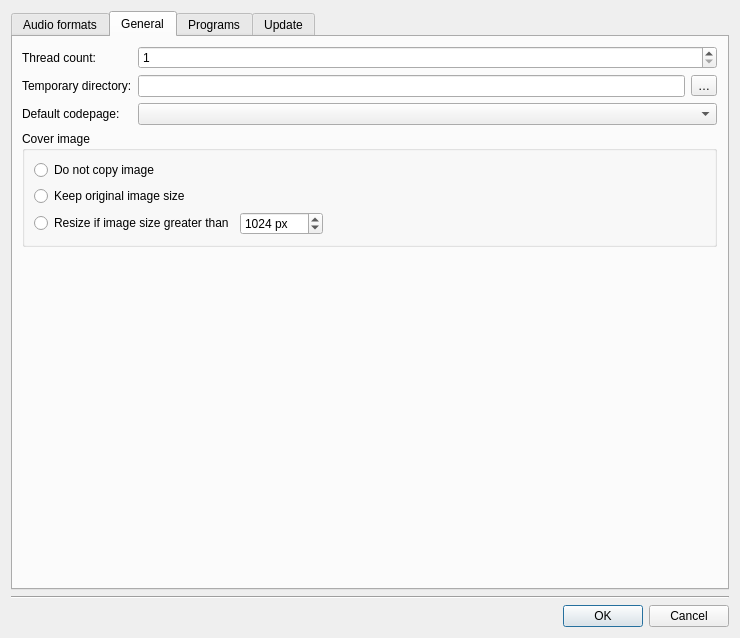
Before: the Qt Designer form gui/configdialog/configdialog.ui in flacon/flacon, drawn with Qt 5.
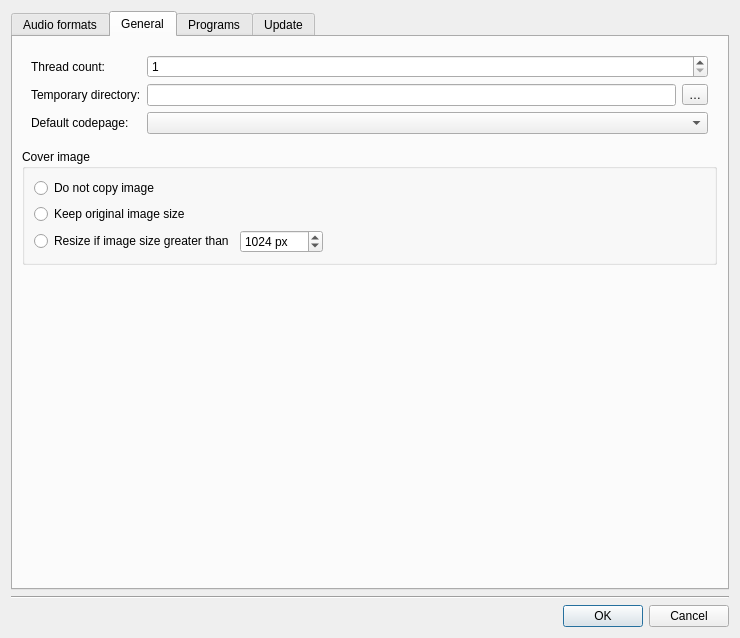
After: the same form once the commit is applied. The open tabs and pages were chosen to show the change. Custom widgets are drawn as their Qt base class.

Commit message: Sometimes, when opening the settings dialog, the values of the output directory and pattern were not updated.

```diff
--- a/gui/configdialog/configdialog.ui
+++ b/gui/configdialog/configdialog.ui
@@ -167,6 +167,9 @@
           <number>10</number>
          </property>
          <item>
+          <widget class="QWidget" name="widget" native="true">
+           <layout class="QVBoxLayout" name="verticalLayout_3">
+            <item>
           <layout class="QFormLayout" name="formLayout">
            <property name="sizeConstraint">
             <enum>QLayout::SetMinimumSize</enum>
@@ -252,6 +255,9 @@
            </item>
           </layout>
          </item>
+           </layout>
+          </widget>
+         </item>
          <item>
           <widget class="QGroupBox" name="coverGroupBox">
            <property name="title">
@@ -516,6 +522,11 @@
    <extends>QComboBox</extends>
    <header>controls.h</header>
   </customwidget>
+  <customwidget>
+   <class>ToolButton</class>
+   <extends>QToolButton</extends>
+   <header>controls.h</header>
+  </customwidget>
  </customwidgets>
  <tabstops>
   <tabstop>pages</tabstop>
```
Left out of the diff: 4 changed lines with no effect on the pictures. Lines whose indentation alone changed are shown as unchanged. The commit also changes 2 other files.
